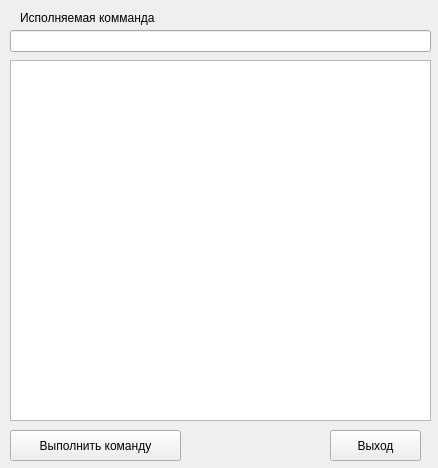
Before: the Qt Designer form mp-gui/form.ui in 150balbes/mp-gui, drawn with Qt 5.
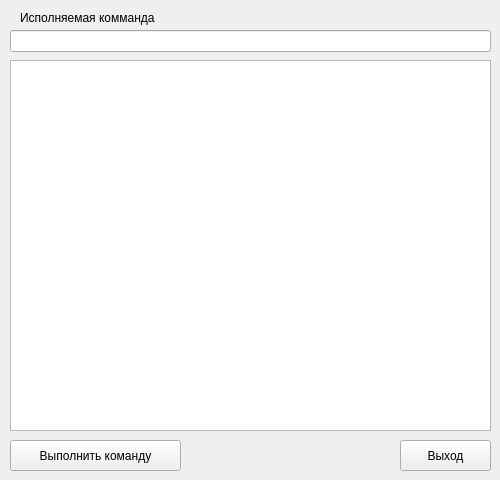
After: the same form once the commit is applied.

```diff
--- a/mp-gui/form.ui
+++ b/mp-gui/form.ui
@@ -9,8 +9,8 @@
    <rect>
     <x>0</x>
     <y>0</y>
-    <width>438</width>
-    <height>468</height>
+    <width>500</width>
+    <height>480</height>
    </rect>
   </property>
   <property name="windowTitle">
@@ -21,7 +21,7 @@
     <rect>
      <x>10</x>
      <y>30</y>
-     <width>421</width>
+     <width>481</width>
      <height>22</height>
     </rect>
    </property>
@@ -31,8 +31,8 @@
     <rect>
      <x>10</x>
      <y>60</y>
-     <width>421</width>
-     <height>361</height>
+     <width>481</width>
+     <height>371</height>
     </rect>
    </property>
   </widget>
@@ -40,7 +40,7 @@
    <property name="geometry">
     <rect>
      <x>10</x>
-     <y>430</y>
+     <y>440</y>
      <width>171</width>
      <height>31</height>
     </rect>
@@ -65,8 +65,8 @@
   <widget class="QPushButton" name="pushButton">
    <property name="geometry">
     <rect>
-     <x>330</x>
-     <y>430</y>
+     <x>400</x>
+     <y>440</y>
      <width>91</width>
      <height>31</height>
     </rect>
```
